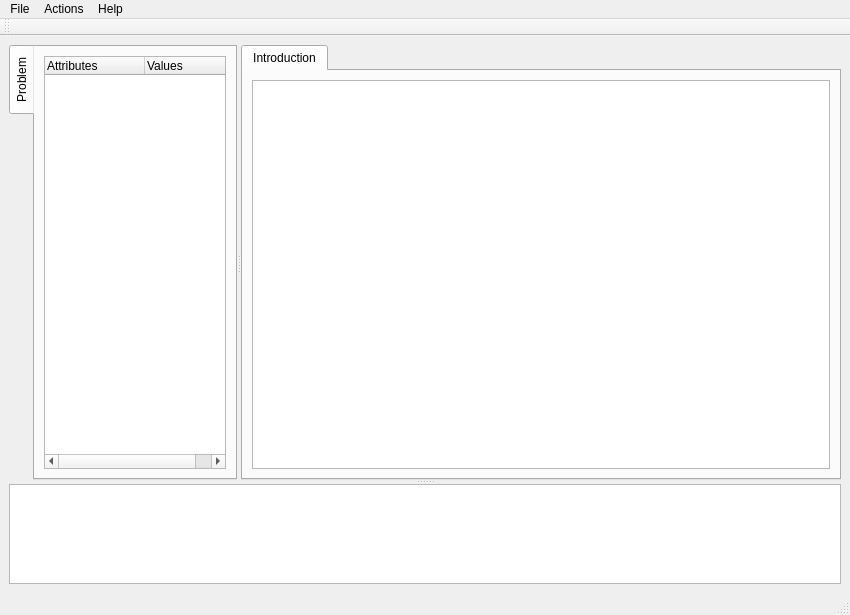
This is libgui/RobotSim.ui in iocroblab/kautham as Qt 5 draws it before an edit. The edited form follows.
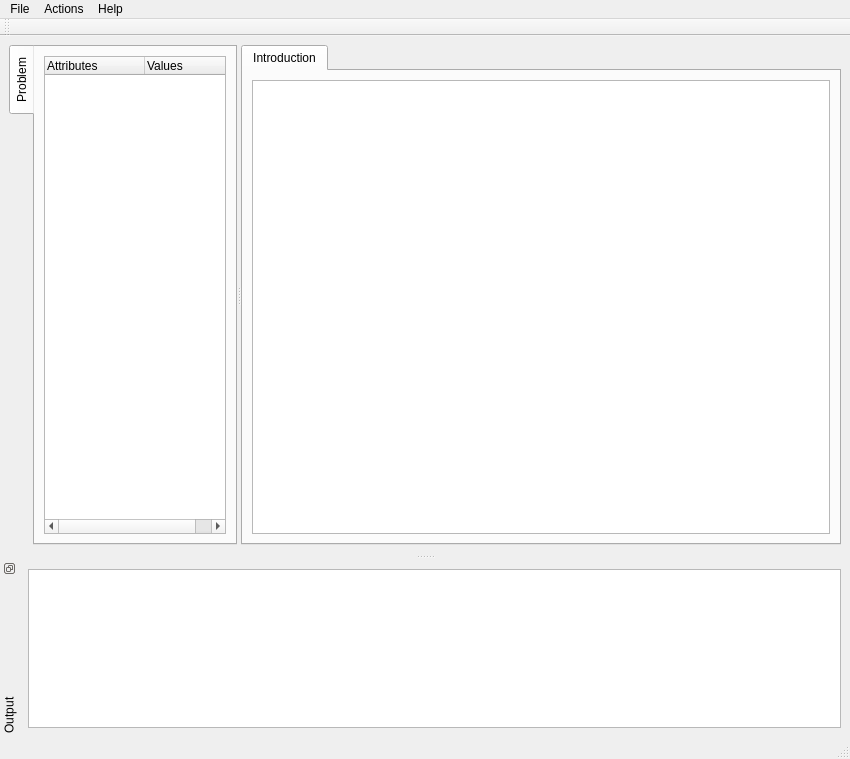
This is the edited form. Icons and pictures are not drawn.

Diff of the .ui file:
```diff
--- a/libgui/RobotSim.ui
+++ b/libgui/RobotSim.ui
@@ -5,12 +5,12 @@
   <property name="windowModality" >
    <enum>Qt::ApplicationModal</enum>
   </property>
-  <property name="geometry" >
+  <property name="geometry">
    <rect>
     <x>0</x>
     <y>0</y>
     <width>850</width>
-    <height>615</height>
+    <height>759</height>
    </rect>
   </property>
   <property name="sizePolicy" >
@@ -37,15 +37,17 @@
   <property name="dockNestingEnabled" >
    <bool>false</bool>
   </property>
-  <widget class="QWidget" name="centralwidget" >
-   <layout class="QGridLayout" >
-    <item row="0" column="0" >
-     <widget class="QSplitter" name="splitter_2" >
-      <property name="orientation" >
-       <enum>Qt::Vertical</enum>
+  <widget class="QWidget" name="centralwidget">
+   <layout class="QGridLayout" name="gridLayout_2">
+    <item row="0" column="0">
+     <widget class="QSplitter" name="splitter">
+      <property name="minimumSize">
+       <size>
+        <width>600</width>
+        <height>500</height>
+       </size>
       </property>
-      <widget class="QSplitter" name="splitter" >
-       <property name="orientation" >
+      <property name="orientation">
         <enum>Qt::Horizontal</enum>
        </property>
        <widget class="QTabWidget" name="propertiesTab" >
@@ -71,9 +73,9 @@
          <attribute name="title" >
           <string>Problem</string>
          </attribute>
-         <layout class="QGridLayout" >
-          <item row="0" column="0" >
-           <widget class="QTreeWidget" name="problemTree" >
+        <layout class="QGridLayout">
+         <item row="0" column="0">
+          <widget class="QTreeWidget" name="problemTree">
             <column>
              <property name="text" >
               <string>Attributes</string>
@@ -115,16 +117,17 @@
          <attribute name="title" >
           <string>Introduction</string>
          </attribute>
-         <layout class="QGridLayout" >
-          <item row="0" column="0" >
-           <widget class="QTextBrowser" name="textBrowser" >
-            <property name="html" >
-             <string>&lt;html>&lt;head>&lt;meta name="qrichtext" content="1" />&lt;style type="text/css">
+        <layout class="QGridLayout">
+         <item row="0" column="0">
+          <widget class="QTextBrowser" name="textBrowser">
+           <property name="html">
+            <string>&lt;!DOCTYPE HTML PUBLIC &quot;-//W3C//DTD HTML 4.0//EN&quot; &quot;http://www.w3.org/TR/REC-html40/strict.dtd&quot;&gt;
+&lt;html&gt;&lt;head&gt;&lt;meta name=&quot;qrichtext&quot; content=&quot;1&quot; /&gt;&lt;style type=&quot;text/css&quot;&gt;
 p, li { white-space: pre-wrap; }
-&lt;/style>&lt;/head>&lt;body style=" font-family:'MS Shell Dlg 2'; font-size:8.25pt; font-weight:400; font-style:normal;">
-&lt;p style="-qt-paragraph-type:empty; margin-top:0px; margin-bottom:0px; margin-left:0px; margin-right:0px; -qt-block-indent:0; text-indent:0px;">&lt;/p>&lt;/body>&lt;/html></string>
-            </property>
-            <property name="source" >
+&lt;/style&gt;&lt;/head&gt;&lt;body style=&quot; font-family:'MS Shell Dlg 2'; font-size:8.25pt; font-weight:400; font-style:normal;&quot;&gt;
+&lt;p style=&quot;-qt-paragraph-type:empty; margin-top:0px; margin-bottom:0px; margin-left:0px; margin-right:0px; -qt-block-indent:0; text-indent:0px; font-size:8pt;&quot;&gt;&lt;/p&gt;&lt;/body&gt;&lt;/html&gt;</string>
+           </property>
+           <property name="source">
              <url>
               <string> </string>
              </url>
@@ -138,27 +141,6 @@
         </widget>
        </widget>
       </widget>
-      <widget class="QTextEdit" name="textEdit" >
-       <property name="sizePolicy" >
-        <sizepolicy vsizetype="Fixed" hsizetype="Expanding" >
-         <horstretch>0</horstretch>
-         <verstretch>0</verstretch>
-        </sizepolicy>
-       </property>
-       <property name="minimumSize" >
-        <size>
-         <width>0</width>
-         <height>60</height>
-        </size>
-       </property>
-       <property name="maximumSize" >
-        <size>
-         <width>16777215</width>
-         <height>100</height>
-        </size>
-       </property>
-      </widget>
-     </widget>
     </item>
    </layout>
   </widget>
@@ -205,8 +187,81 @@
     <bool>false</bool>
    </attribute>
   </widget>
-  <action name="actionNew" >
-   <property name="text" >
+  <widget class="QDockWidget" name="outputWindow">
+   <property name="sizePolicy">
+    <sizepolicy hsizetype="MinimumExpanding" vsizetype="MinimumExpanding">
+     <horstretch>0</horstretch>
+     <verstretch>0</verstretch>
+    </sizepolicy>
+   </property>
+   <property name="minimumSize">
+    <size>
+     <width>122</width>
+     <height>69</height>
+    </size>
+   </property>
+   <property name="baseSize">
+    <size>
+     <width>122</width>
+     <height>69</height>
+    </size>
+   </property>
+   <property name="toolTip">
+    <string>Output Window</string>
+   </property>
+   <property name="autoFillBackground">
+    <bool>false</bool>
+   </property>
+   <property name="floating">
+    <bool>false</bool>
+   </property>
+   <property name="features">
+    <set>QDockWidget::DockWidgetFloatable|QDockWidget::DockWidgetMovable|QDockWidget::DockWidgetVerticalTitleBar</set>
+   </property>
+   <property name="allowedAreas">
+    <set>Qt::AllDockWidgetAreas</set>
+   </property>
+   <property name="windowTitle">
+    <string>Output</string>
+   </property>
+   <attribute name="dockWidgetArea">
+    <number>8</number>
+   </attribute>
+   <widget class="QWidget" name="dockWidgetContents">
+    <property name="minimumSize">
+     <size>
+      <width>100</width>
+      <height>69</height>
+     </size>
+    </property>
+    <layout class="QGridLayout" name="gridLayout">
+     <item row="0" column="0">
+      <widget class="QTextEdit" name="textEdit">
+       <property name="sizePolicy">
+        <sizepolicy hsizetype="MinimumExpanding" vsizetype="MinimumExpanding">
+         <horstretch>0</horstretch>
+         <verstretch>0</verstretch>
+        </sizepolicy>
+       </property>
+       <property name="minimumSize">
+        <size>
+         <width>50</width>
+         <height>50</height>
+        </size>
+       </property>
+       <property name="maximumSize">
+        <size>
+         <width>16777215</width>
+         <height>16777215</height>
+        </size>
+       </property>
+      </widget>
+     </item>
+    </layout>
+   </widget>
+  </widget>
+  <action name="actionNew">
+   <property name="text">
     <string>New...</string>
    </property>
   </action>
```
Left out of the diff: 121 changed lines with no effect on the pictures. Lines whose indentation alone changed are shown as unchanged.
